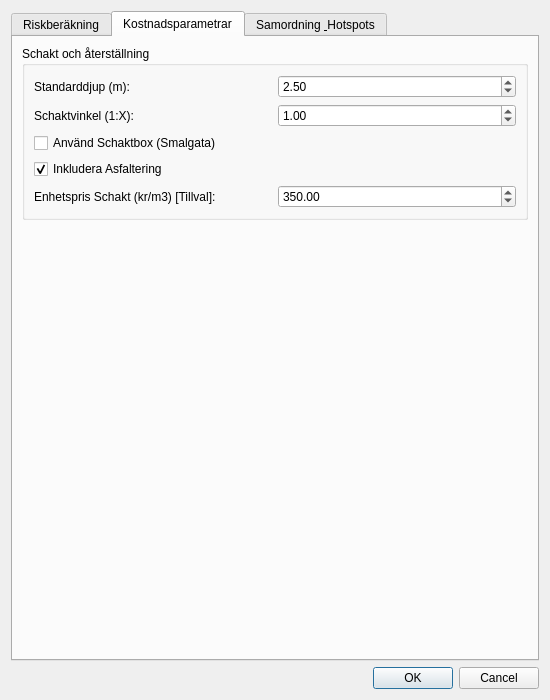
Old version of the form reneW/reneW_dialog_base.ui in the repository d3dm3m/reneW.
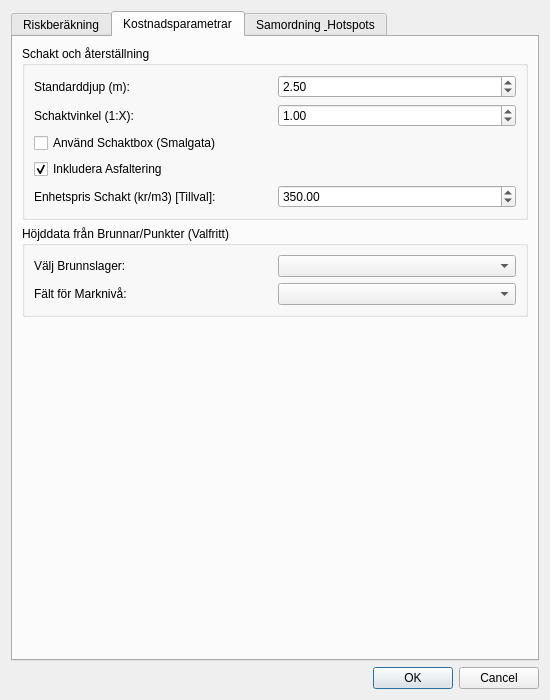
New version of the form. The open tabs and pages were chosen to show the change. Custom widgets are drawn as their Qt base class.

Commit message: Implement Spatial Depth Configuration UI (Sprint 8.5)

What changed in the file:
```diff
--- a/reneW/reneW_dialog_base.ui
+++ b/reneW/reneW_dialog_base.ui
@@ -295,6 +295,39 @@
          </layout>
         </widget>
        </item>
+       <item>
+        <widget class="QGroupBox" name="mGroupNode">
+         <property name="title">
+          <string>Höjddata från Brunnar/Punkter (Valfritt)</string>
+         </property>
+         <layout class="QGridLayout" name="gridLayout_node">
+          <item row="0" column="0">
+           <widget class="QLabel" name="label_node_layer">
+            <property name="text">
+             <string>Välj Brunnslager:</string>
+            </property>
+           </widget>
+          </item>
+          <item row="0" column="1">
+           <widget class="QgsMapLayerComboBox" name="mMapLayerComboNodes">
+            <property name="filters">
+             <set>QgsMapLayerProxyModel::PointLayer</set>
+            </property>
+           </widget>
+          </item>
+          <item row="1" column="0">
+           <widget class="QLabel" name="label_ground_field">
+            <property name="text">
+             <string>Fält för Marknivå:</string>
+            </property>
+           </widget>
+          </item>
+          <item row="1" column="1">
+           <widget class="QgsFieldComboBox" name="mFieldComboGroundLevel"/>
+          </item>
+         </layout>
+        </widget>
+       </item>
        <item>
         <spacer name="verticalSpacer_cost">
          <property name="orientation">
```
The commit also changes 1 other file.
